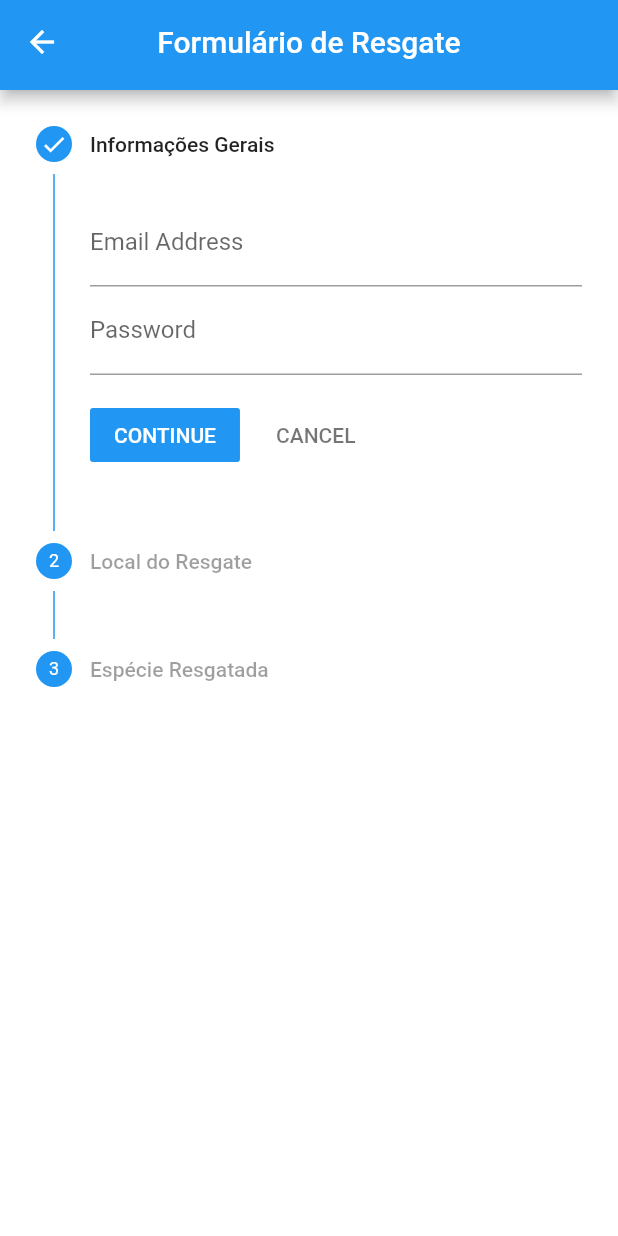
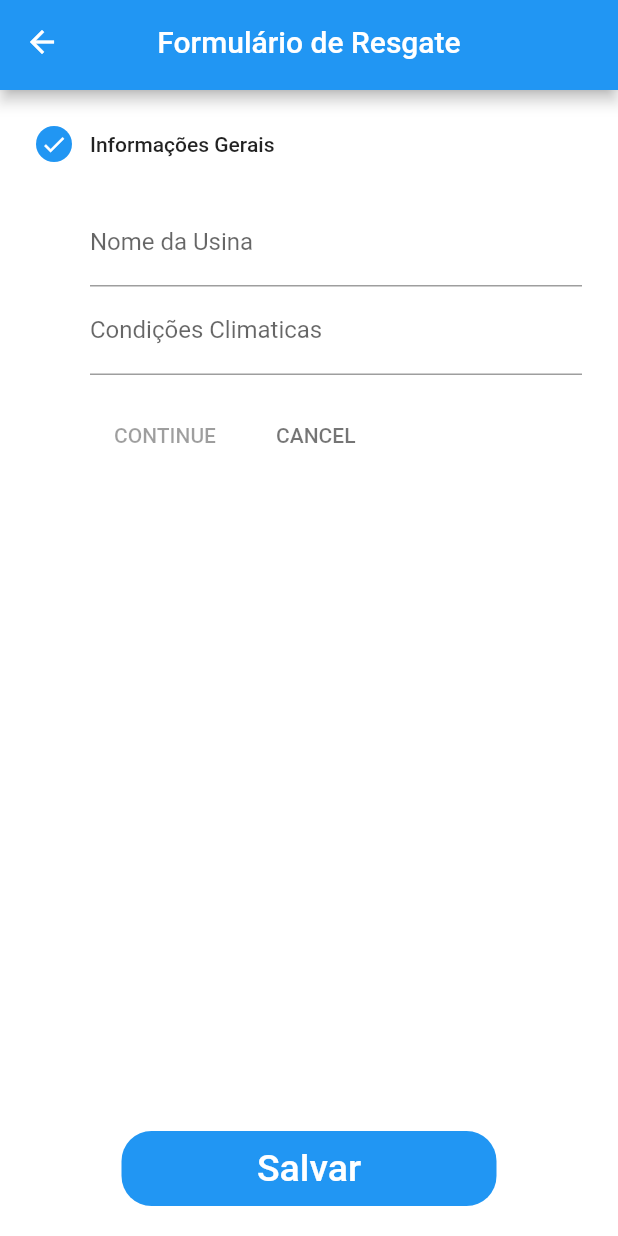
Before and after one commit to estevancantuaria/fish-rescue, a Flutter app: the StepperDemo screen opened directly, on a phone screen of 412 x 824 dp. Run offline on Flutter 3.47's test engine with Material 2 defaults, Android fonts, the phone set to English and light mode, and no system bars; our stand-ins replace shared_preferences; accounts and stored records are empty.

Commit message:
Ajustando api e o form de resgate para testar primeira inserção de resgate no banco

```diff
--- a/mobile_app/lib/models/usuario.dart
+++ b/mobile_app/lib/models/usuario.dart
@@ -45,6 +45,7 @@ class Usuario {
     if(json.isEmpty){
       return null;
     }
+    print(json);
     Map map = convert.json.decode(json);
     Usuario user = Usuario.fromJson(map);
     return user;
--- a/mobile_app/lib/modules/rescue-form/rescue_form.dart
+++ b/mobile_app/lib/modules/rescue-form/rescue_form.dart
@@ -1,3 +1,7 @@
+import 'package:fish_rescue_app/models/rescue.dart';
+import 'package:fish_rescue_app/models/usuario.dart';
+import 'package:fish_rescue_app/modules/rescue-form/rescue_api.dart';
+import 'package:fish_rescue_app/utils/api_response.dart';
 import 'package:fish_rescue_app/widgets/app_button.dart';
 import 'package:flutter/material.dart';
 
@@ -9,15 +13,15 @@ class StepperDemo extends StatefulWidget {
 class _StepperDemoState extends State<StepperDemo> {
   int _currentStep = 0;
   StepperType stepperType = StepperType.vertical;
-    final _tLogin = TextEditingController();
+  final _nomeUsina = TextEditingController();
 
-  final _tSenha = TextEditingController();
+  final _condicoesClimaticas = TextEditingController();
 
   final _formKey = GlobalKey<FormState>();
 
   @override
   Widget build(BuildContext context) {
-    return  Scaffold(
+    return Scaffold(
       appBar: PreferredSize(
         preferredSize: Size.fromHeight(60),
         child: AppBar(
@@ -25,7 +29,7 @@ class _StepperDemoState extends State<StepperDemo> {
           centerTitle: true,
         ),
       ),
-        body:  Form(
+      body: Form(
         key: _formKey,
         child: Container(
           child: Column(
@@ -36,7 +40,7 @@ class _StepperDemoState extends State<StepperDemo> {
                   physics: ScrollPhysics(),
                   currentStep: _currentStep,
                   onStepTapped: (step) => tapped(step),
-                    onStepContinue:  _currentStep==2?null:continued,
+                  onStepContinue:null, //_currentStep == 2 ? null : continued,
                   onStepCancel: cancel,
                   steps: <Step>[
                     Step(
@@ -44,74 +48,89 @@ class _StepperDemoState extends State<StepperDemo> {
                       content: Column(
                         children: <Widget>[
                           TextFormField(
-                              decoration: InputDecoration(labelText: 'Email Address'),
-                              controller: _tLogin,
+                            decoration:
+                                InputDecoration(labelText: 'Nome da Usina'),
+                            controller: _nomeUsina,
                           ),
                           TextFormField(
-                              decoration: InputDecoration(labelText: 'Password'),
-                              controller: _tSenha,
+                            decoration: InputDecoration(labelText: 'Condições Climaticas'),
+                            controller: _condicoesClimaticas,
                           ),
                         ],
                       ),
                       isActive: _currentStep >= 0,
-                        state: _currentStep >= 0 ?
-                        StepState.complete : StepState.disabled,
+                      state: _currentStep >= 0
+                          ? StepState.complete
+                          : StepState.disabled,
                     ),
-                       Step(
-                        title: new Text('Local do Resgate'),
-                        content: Column(
-                          children: <Widget>[
-                            TextFormField(
-                              decoration: InputDecoration(labelText: 'Home Address'),
-                            ),
-                          ],
-                        ),
-                        isActive: _currentStep >= 0,
-                        state: _currentStep >= 1 ?
-                        StepState.complete : StepState.disabled,
-                      ),
-                       Step(
-                        title: new Text('Espécie Resgatada'),
-                        content: Column(
-                          children: <Widget>[
-                            TextFormField(
-                              decoration: InputDecoration(labelText: 'Mobile Number'),
-                            ),
-                          ],
-                        ),
-                        isActive:_currentStep >= 0,
-                        state: _currentStep >= 2 ?
-                        StepState.complete : StepState.disabled,
-                      ),
+                    // Step(
+                    //   title: new Text('Local do Resgate'),
+                    //   content: Column(
+                    //     children: <Widget>[
+                    //       TextFormField(
+                    //         decoration:
+                    //             InputDecoration(labelText: 'Home Address'),
+                    //       ),
+                    //     ],
+                    //   ),
+                    //   isActive: _currentStep >= 0,
+                    //   state: _currentStep >= 1
+                    //       ? StepState.complete
+                    //       : StepState.disabled,
+                    // ),
+                    // Step(
+                    //   title: new Text('Espécie Resgatada'),
+                    //   content: Column(
+                    //     children: <Widget>[
+                    //       TextFormField(
+                    //         decoration:
+                    //             InputDecoration(labelText: 'Mobile Number'),
+                    //       ),
+                    //     ],
+                    //   ),
+                    //   isActive: _currentStep >= 0,
+                    //   state: _currentStep >= 2
+                    //       ? StepState.complete
+                    //       : StepState.disabled,
+                    // ),
                   ],
                 ),
               ),
-               _currentStep==2? AppButton("Salvar", onPressed: _onClick,) : Text("")
+              _currentStep == 0
+                  ? AppButton(
+                      "Salvar",
+                      onPressed: _onClick,
+                    )
+                  : Text(""),
+              SizedBox(height: 20,)
             ],
           ),
         ),
       ),
-
     );
   }
 
-  _onClick(){
-        String login = _tLogin.text;
-    String senha = _tSenha.text;
-
-    print("Login: $login, Senha: $senha");
+  _onClick() async {
+    String usina = _nomeUsina.text;
+    String condicoes = _condicoesClimaticas.text;
+    Usuario user = await Usuario.get();
+    var c = new Rescue();
+    c.condicoesClimaticas = condicoes;
+    c.nomeUsina = usina;
+    c.userId = user.id;
+    ApiResponse<bool> response = await RescueApi.save(c);
+    print(user.id);
   }
 
-  tapped(int step){
+  tapped(int step) {
     setState(() => _currentStep = step);
   }
 
-  continued(){
-    _currentStep < 2 ?
-        setState(() => _currentStep += 1): null;
+  continued() {
+    _currentStep < 2 ? setState(() => _currentStep += 1) : null;
   }
-  cancel(){
-    _currentStep > 0 ?
-        setState(() => _currentStep -= 1) : null;
+
+  cancel() {
+    _currentStep > 0 ? setState(() => _currentStep -= 1) : null;
   }
 }
```
Also changed, not shown: 2 other files. Lines whose indentation alone changed are shown as unchanged.
